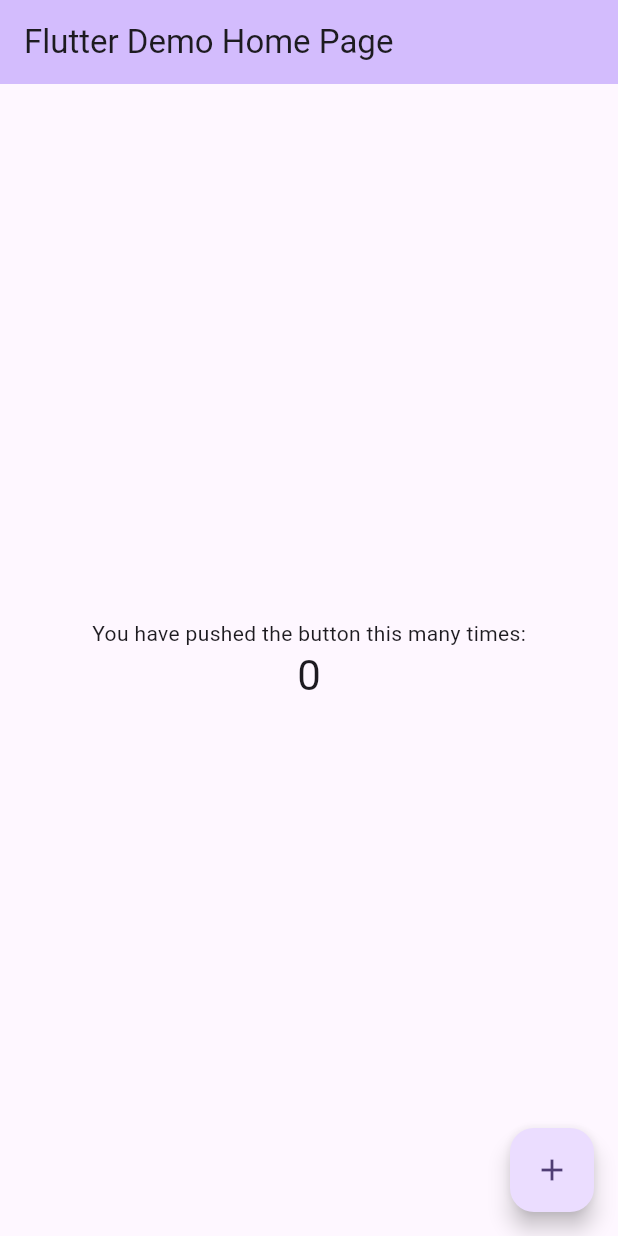
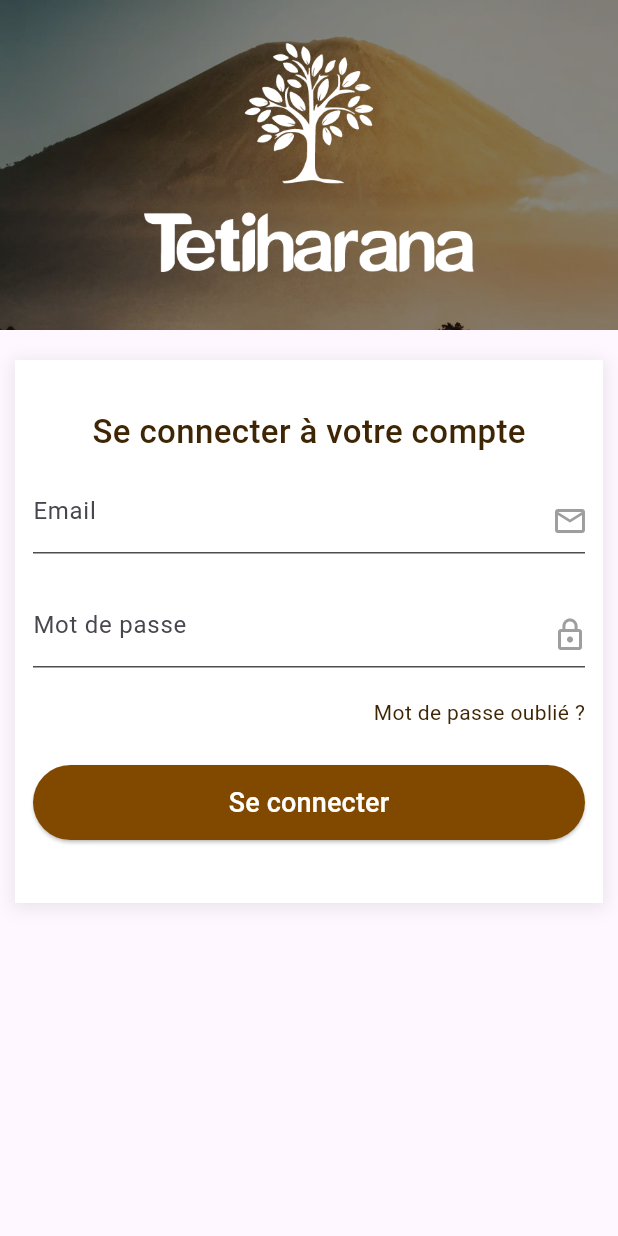
Before and after one commit to DTC-Formation/personal-project-Rojotiana-Tsiverisoa, a Flutter app: the screen it shows after launch, on a phone screen of 412 x 824 dp. Run offline on Flutter 3.47's test engine with Material 2 defaults, Android fonts, the light colour scheme and no system bars.

Commit message:
create views & define drawer

```diff
--- /dev/null
+++ b/lib/app/views/auth/login_page.dart
@@ -0,0 +1,212 @@
+import 'package:flutter/material.dart';
+
+import 'package:tetiharana/package/my_package.dart';
+
+class LoginPage extends StatefulWidget {
+  const LoginPage({super.key});
+
+  @override
+  State<LoginPage> createState() => _LoginPageState();
+}
+
+class _LoginPageState extends State<LoginPage> {
+  @override
+  Widget build(BuildContext context) {
+    var size = MediaQuery.of(context).size;
+
+    return SafeArea(
+      child: Scaffold(
+        body: SingleChildScrollView(
+          child: Column(
+            children: [
+              Stack(
+                children: [
+                  Container(
+                    height: 220,
+                    decoration: const BoxDecoration(
+                      image: DecorationImage(
+                        fit: BoxFit.cover,
+                        image: AssetImage(
+                          "assets/images/background/bg_1.webp",
+                        ),
+                        alignment: Alignment.topCenter,
+                        colorFilter: ColorFilter.mode(
+                          MyPackage.color11,
+                          BlendMode.darken,
+                        ),
+                      ),
+                    ),
+                  ),
+                  const Positioned(
+                    top: 0,
+                    bottom: 0,
+                    left: 0,
+                    right: 0,
+                    child: Center(
+                      child: Image(
+                        image: AssetImage(
+                          'assets/images/logo/logo_1.png',
+                        ),
+                        fit: BoxFit.contain,
+                        width: 220,
+                      ),
+                    ),
+                  ),
+                ],
+              ),
+              Padding(
+                padding: const EdgeInsets.fromLTRB(10, 20, 10, 10),
+                child: Container(
+                  width: size.width,
+                  decoration: const BoxDecoration(
+                    color: MyPackage.color05,
+                    boxShadow: [
+                      MyPackage.shadow01,
+                    ],
+                  ),
+                  child: Padding(
+                    padding: const EdgeInsets.all(12),
+                    child: Column(
+                      mainAxisAlignment: MainAxisAlignment.start,
+                      crossAxisAlignment: CrossAxisAlignment.start,
+                      children: [
+                        const Center(
+                          child: Padding(
+                            padding: EdgeInsets.only(
+                              top: 20,
+                              bottom: 10,
+                            ),
+                            child: Text(
+                              'Se connecter à votre compte',
+                              style: TextStyle(
+                                color: MyPackage.color07,
+                                fontSize: MyPackage.fontSize01,
+                                fontWeight: MyPackage.fontWeight01,
+                              ),
+                            ),
+                          ),
+                        ),
+                        TextField(
+                          cursorColor: MyPackage.color10,
+                          decoration: InputDecoration(
+                            suffixIcon: Transform.translate(
+                              offset: const Offset(14, 6),
+                              child: const Icon(
+                                Icons.mail_outline,
+                                color: MyPackage.color09,
+                              ),
+                            ),
+                            labelText: 'Email',
+                            floatingLabelStyle: const TextStyle(
+                              color: MyPackage.color09,
+                            ),
+                            enabledBorder: const UnderlineInputBorder(
+                              borderSide: BorderSide(
+                                color: MyPackage.color10,
+                              ),
+                            ),
+                            focusedBorder: const UnderlineInputBorder(
+                              borderSide: BorderSide(
+                                color: MyPackage.color10,
+                              ),
+                            ),
+                          ),
+                          style: const TextStyle(
+                            color: MyPackage.color10,
+                          ),
+                        ),
+                        const SizedBox(
+                          height: 20,
+                        ),
+                        TextField(
+                          cursorColor: MyPackage.color10,
+                          obscureText: true,
+                          decoration: InputDecoration(
+                            suffixIcon: Transform.translate(
+                              offset: const Offset(14, 6),
+                              child: const Icon(
+                                Icons.lock_outline,
+                                color: MyPackage.color09,
+                              ),
+                            ),
+                            labelText: 'Mot de passe',
+                            floatingLabelStyle: const TextStyle(
+                              color: MyPackage.color09,
+                            ),
+                            enabledBorder: const UnderlineInputBorder(
+                              borderSide: BorderSide(
+                                color: MyPackage.color10,
+                              ),
+                            ),
+                            focusedBorder: const UnderlineInputBorder(
+                              borderSide: BorderSide(
+                                color: MyPackage.color10,
+                              ),
+                            ),
+                          ),
+                          style: const TextStyle(
+                            color: MyPackage.color10,
+                          ),
+                        ),
+                        Padding(
+                          padding: const EdgeInsets.only(
+                            top: 20,
+                            bottom: 25,
+                          ),
+                          child: Row(
+                            children: [
+                              const Spacer(),
+                              InkWell(
+                                child: const Align(
+                                  alignment: Alignment.centerRight,
+                                  child: Text(
+                                    'Mot de passe oublié ?',
+                                    style: TextStyle(
+                                      color: MyPackage.color07,
+                                    ),
+                                  ),
+                                ),
+                                onTap: () => {
+                                  Navigator.of(context)
+                                      .pushNamed('/forgot-password'),
+                                },
+                              ),
+                            ],
+                          ),
+                        ),
+                        Padding(
+                          padding: const EdgeInsets.only(
+                            bottom: 30,
+                          ),
+                          child: SizedBox(
+                            width: size.width,
+                            height: 50,
+                            child: ElevatedButton(
+                              style: ElevatedButton.styleFrom(
+                                backgroundColor: MyPackage.color08,
+                              ),
+                              onPressed: () => {
+                                Navigator.of(context).pushNamed('/home'),
+                              },
+                              child: const Text(
+                                'Se connecter',
+                                style: TextStyle(
+                                  color: MyPackage.color05,
+                                  fontSize: MyPackage.fontSize02,
+                                ),
+                              ),
+                            ),
+                          ),
+                        )
+                      ],
+                    ),
+                  ),
+                ),
+              ),
+            ],
+          ),
+        ),
+      ),
+    );
+  }
+}
--- a/lib/main.dart
+++ b/lib/main.dart
@@ -1,4 +1,8 @@
 import 'package:flutter/material.dart';
+
+import 'package:tetiharana/app/views/auth/forgot_password.dart';
+import 'package:tetiharana/app/views/auth/login_page.dart';
+import 'package:tetiharana/app/views/homepage/homepage.dart';
 
 void main() {
   runApp(const MyApp());
@@ -11,115 +15,24 @@ class MyApp extends StatelessWidget {
   @override
   Widget build(BuildContext context) {
     return MaterialApp(
-      title: 'Flutter Demo',
+      title: 'Tetiharana',
       theme: ThemeData(
-        // This is the theme of your application.
-        //
-        // TRY THIS: Try running your application with "flutter run". You'll see
-        // the application has a blue toolbar. Then, without quitting the app,
-        // try changing the seedColor in the colorScheme below to Colors.green
-        // and then invoke "hot reload" (save your changes or press the "hot
-        // reload" button in a Flutter-supported IDE, or press "r" if you used
-        // the command line to start the app).
-        //
-        // Notice that the counter didn't reset back to zero; the application
-        // state is not lost during the reload. To reset the state, use hot
-        // restart instead.
-        //
-        // This works for code too, not just values: Most code changes can be
-        // tested with just a hot reload.
         colorScheme: ColorScheme.fromSeed(seedColor: Colors.deepPurple),
         useMaterial3: true,
       ),
-      home: const MyHomePage(title: 'Flutter Demo Home Page'),
+      debugShowCheckedModeBanner: false,
+      home: const LoginPage(),
+      initialRoute: '/login',
+      routes: {
+        '/login': (context) => const LoginPage(),
+        '/forgot-password': (context) => const ForgotPassword(),
+        '/home': (context) => const HomePage(),
+        // '/tree-app': (context) => const TreeApp(),
+        // '/familly': (context) => const Familly(),
+        // '/member': (context) => const Member(),
+        // '/gallery': (context) => const Gallery(),
+        // '/profile': (context) => const Profile(),
+      },
     );
   }
 }
-
-class MyHomePage extends StatefulWidget {
-  const MyHomePage({super.key, required this.title});
-
-  // This widget is the home page of your application. It is stateful, meaning
-  // that it has a State object (defined below) that contains fields that affect
-  // how it looks.
-
-  // This class is the configuration for the state. It holds the values (in this
-  // case the title) provided by the parent (in this case the App widget) and
-  // used by the build method of the State. Fields in a Widget subclass are
-  // always marked "final".
-
-  final String title;
-
-  @override
-  State<MyHomePage> createState() => _MyHomePageState();
-}
-
-class _MyHomePageState extends State<MyHomePage> {
-  int _counter = 0;
-
-  void _incrementCounter() {
-    setState(() {
-      // This call to setState tells the Flutter framework that something has
-      // changed in this State, which causes it to rerun the build method below
-      // so that the display can reflect the updated values. If we changed
-      // _counter without calling setState(), then the build method would not be
-      // called again, and so nothing would appear to happen.
-      _counter++;
-    });
-  }
-
-  @override
-  Widget build(BuildContext context) {
-    // This method is rerun every time setState is called, for instance as done
-    // by the _incrementCounter method above.
-    //
-    // The Flutter framework has been optimized to make rerunning build methods
-    // fast, so that you can just rebuild anything that needs updating rather
-    // than having to individually change instances of widgets.
-    return Scaffold(
-      appBar: AppBar(
-        // TRY THIS: Try changing the color here to a specific color (to
-        // Colors.amber, perhaps?) and trigger a hot reload to see the AppBar
-        // change color while the other colors stay the same.
-        backgroundColor: Theme.of(context).colorScheme.inversePrimary,
-        // Here we take the value from the MyHomePage object that was created by
-        // the App.build method, and use it to set our appbar title.
-        title: Text(widget.title),
-      ),
-      body: Center(
-        // Center is a layout widget. It takes a single child and positions it
-        // in the middle of the parent.
-        child: Column(
-          // Column is also a layout widget. It takes a list of children and
-          // arranges them vertically. By default, it sizes itself to fit its
-          // children horizontally, and tries to be as tall as its parent.
-          //
-          // Column has various properties to control how it sizes itself and
-          // how it positions its children. Here we use mainAxisAlignment to
-          // center the children vertically; the main axis here is the vertical
-          // axis because Columns are vertical (the cross axis would be
-          // horizontal).
-          //
-          // TRY THIS: Invoke "debug painting" (choose the "Toggle Debug Paint"
-          // action in the IDE, or press "p" in the console), to see the
-          // wireframe for each widget.
-          mainAxisAlignment: MainAxisAlignment.center,
-          children: <Widget>[
-            const Text(
-              'You have pushed the button this many times:',
-            ),
-            Text(
-              '$_counter',
-              style: Theme.of(context).textTheme.headlineMedium,
-            ),
-          ],
-        ),
-      ),
-      floatingActionButton: FloatingActionButton(
-        onPressed: _incrementCounter,
-        tooltip: 'Increment',
-        child: const Icon(Icons.add),
-      ), // This trailing comma makes auto-formatting nicer for build methods.
-    );
-  }
-}
--- /dev/null
+++ b/lib/package/my_package.dart
@@ -0,0 +1,68 @@
+import 'package:flutter/material.dart';
+
+class MyPackage {
+  static const Color color01 = Color.fromRGBO(219, 219, 219, 1); //#DBDBDB
+  static const Color color02 = Color.fromRGBO(3, 58, 67, 1); // #033A43
+  static const Color color03 = Color.fromRGBO(52, 52, 52, 1); // #343434
+  static const Color color04 = Color.fromRGBO(251, 66, 66, 1); // #FB4242
+  static const Color color05 = Color.fromRGBO(255, 255, 255, 1); // #FFFFFF
+  static const Color color06 = Color.fromRGBO(47, 48, 48, 1); // #2F3030
+  static const Color color07 = Color.fromRGBO(62, 37, 4, 1); // #3E2504
+  static const Color color08 = Color.fromRGBO(129, 73, 0, 1); // #814900
+  static const Color color09 = Color.fromRGBO(158, 158, 158, 1); // #9E9E9E
+  static const Color color10 = Color.fromRGBO(77, 77, 78, 1); // #4D4E4E
+  static const Color color11 = Color.fromARGB(122, 0, 0, 0);
+
+  static const LinearGradient gradient01 = LinearGradient(
+    begin: Alignment.topLeft,
+    end: Alignment.bottomRight,
+    colors: [
+      Color.fromRGBO(67, 198, 72, 1), // #43C6AC
+      Color.fromRGBO(35, 122, 87, 1), // #237A57
+    ],
+  );
+  static const LinearGradient gradient02 = LinearGradient(
+    begin: Alignment.topLeft,
+    end: Alignment.bottomRight,
+    colors: [
+      Color.fromRGBO(228, 77, 38, 1), // #E44D26
+      Color.fromRGBO(241, 101, 41, 1), // #F16529
+    ],
+  );
+  static const LinearGradient gradient03 = LinearGradient(
+    begin: Alignment.topLeft,
+    end: Alignment.bottomRight,
+    colors: [
+      Color.fromRGBO(242, 153, 74, 1), // #F2994A
+      Color.fromRGBO(242, 201, 76, 1), // #F2C94C
+    ],
+  );
+  static const LinearGradient gradient04 = LinearGradient(
+    begin: Alignment.topLeft,
+    end: Alignment.bottomRight,
+    colors: [
+      Color.fromRGBO(28, 146, 210, 1), // #1C92D2
+      Color.fromRGBO(72, 177, 191, 1), // #48B1BF
+    ],
+  );
+  static const LinearGradient gradient05 = LinearGradient(
+    begin: Alignment.topLeft,
+    end: Alignment.bottomRight,
+    colors: [
+      Color.fromRGBO(255, 153, 102, 1), // #FF9966
+      Color.fromRGBO(255, 94, 98, 1), // #FF5E62
+    ],
+  );
+
+  static const BoxShadow shadow01 = BoxShadow(
+    color: Color.fromARGB(19, 0, 0, 0),
+    offset: Offset(0, 2),
+    blurRadius: 8,
+    spreadRadius: 2,
+  );
+
+  static const fontSize01 = 22.0;
+  static const fontSize02 = 18.0;
+
+  static const FontWeight fontWeight01 = FontWeight.w500;
+}
```
Also changed, not shown: lib/app/views/auth/forgot_password.dart (added, +167 -0 lines), lib/app/views/homepage/homepage.dart (added, +162 -0 lines), assets/images/logo/logo_1.png (added).
